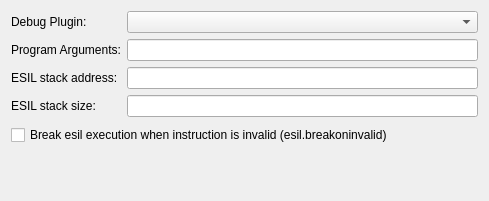
Old version of the form src/dialogs/preferences/DebugOptionsWidget.ui in the repository rizinorg/cutter.
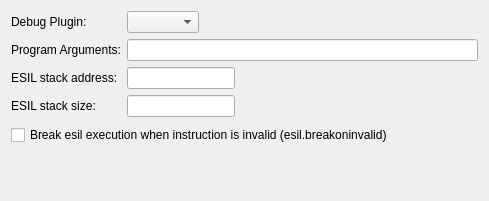
New version of the form.

Commit message: Reduce length of fields

Patch:
```diff
--- a/src/dialogs/preferences/DebugOptionsWidget.ui
+++ b/src/dialogs/preferences/DebugOptionsWidget.ui
@@ -16,6 +16,9 @@
         <layout class="QVBoxLayout" name="verticalLayout">
             <item>
                 <layout class="QFormLayout" name="formLayout">
+                    <property name="fieldGrowthPolicy">
+                        <enum>QFormLayout::ExpandingFieldsGrow</enum>
+                    </property>
                     <property name="labelAlignment">
                         <set>Qt::AlignLeading|Qt::AlignLeft|Qt::AlignVCenter</set>
                     </property>
@@ -47,7 +50,14 @@
                         </widget>
                     </item>
                     <item row="2" column="1">
-                        <widget class="QLineEdit" name="stackAddr"/>
+                        <widget class="QLineEdit" name="stackAddr">
+                            <property name="sizePolicy">
+                                <sizepolicy hsizetype="Preferred" vsizetype="Fixed">
+                                    <horstretch>0</horstretch>
+                                    <verstretch>0</verstretch>
+                                </sizepolicy>
+                            </property>
+                        </widget>
                     </item>
                     <item row="3" column="0">
                         <widget class="QLabel" name="esilStackSize">
@@ -57,7 +67,14 @@
                         </widget>
                     </item>
                     <item row="3" column="1">
-                        <widget class="QLineEdit" name="stackSize"/>
+                        <widget class="QLineEdit" name="stackSize">
+                            <property name="sizePolicy">
+                                <sizepolicy hsizetype="Preferred" vsizetype="Fixed">
+                                    <horstretch>0</horstretch>
+                                    <verstretch>0</verstretch>
+                                </sizepolicy>
+                            </property>
+                        </widget>
                     </item>
                 </layout>
             </item>
```
Left out of the diff: 9 changed lines with no effect on the pictures.
